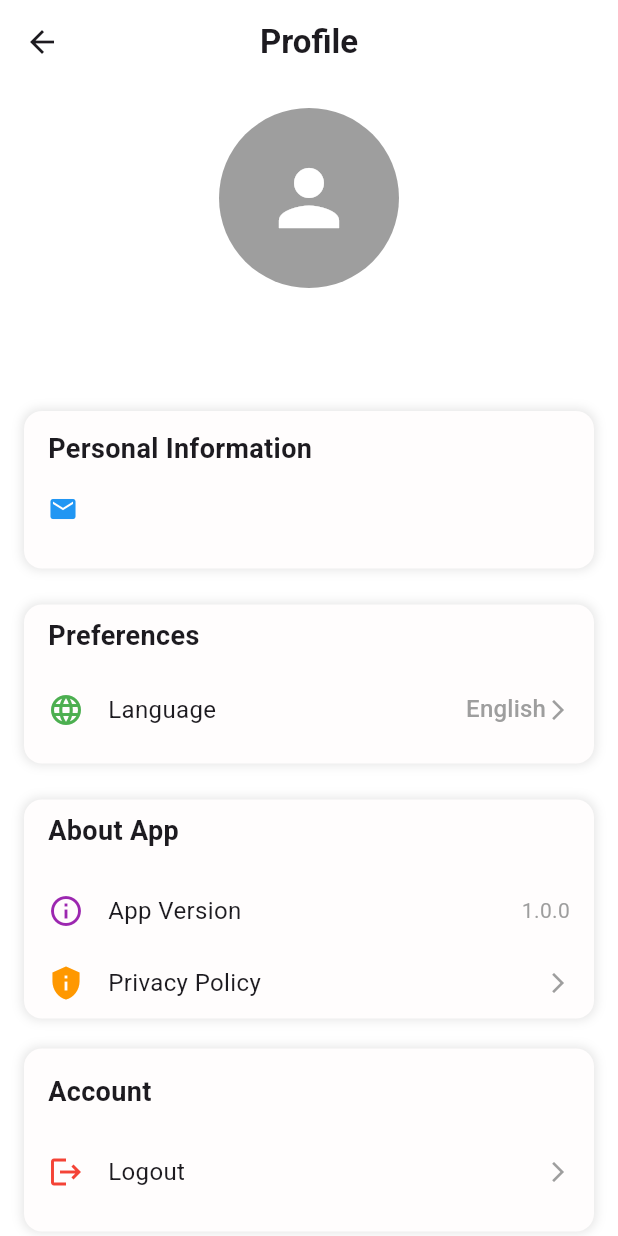
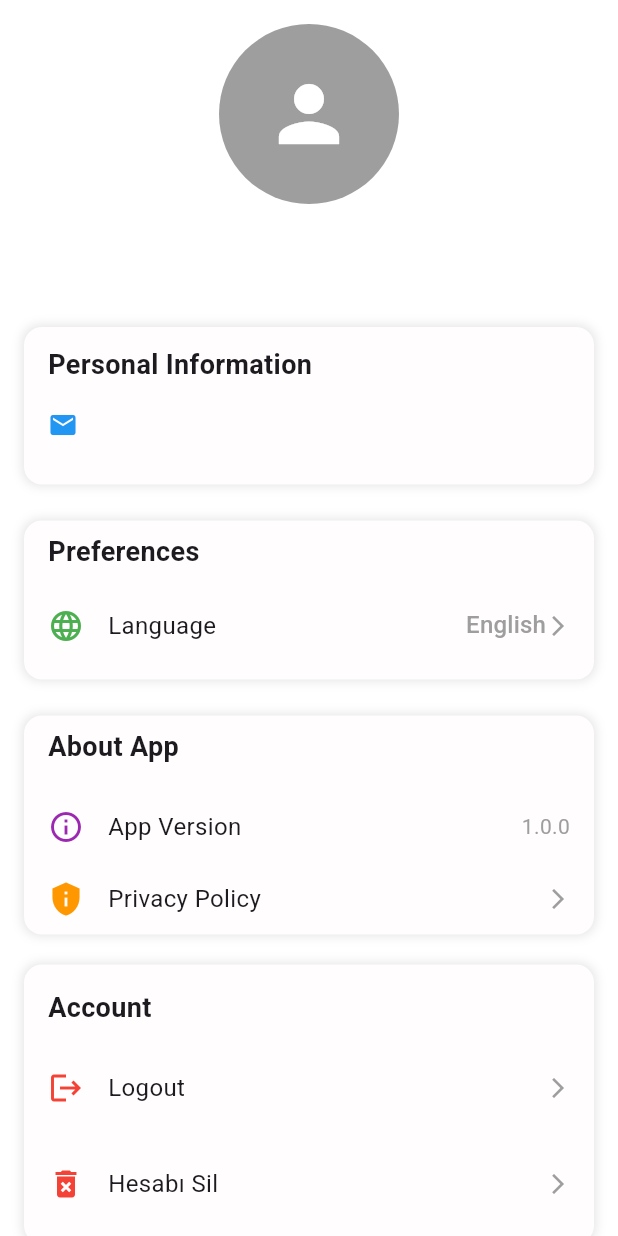
Before and after one commit to furkanislek/med-reminder, a Flutter app: the ProfileScreen screen opened directly, on a phone screen of 412 x 824 dp. Run offline on Flutter 3.47's test engine with Material 3 defaults, Android fonts, the phone set to English and light mode, and no system bars; our stand-ins replace cloud_firestore, firebase_auth, firebase_core, flutter_html, flutter_local_notifications, flutter_svg and 6 more; accounts and stored records are empty; network calls fail; project files that could hold a hidden picture were left out.

Commit message:
profile settings

```diff
--- a/lib/pages/Profile/profile.dart
+++ b/lib/pages/Profile/profile.dart
@@ -85,15 +85,7 @@ class _ProfileScreenState extends State<ProfileScreen> {
     print("---------------------------------------------------");
     return Scaffold(
       backgroundColor: Colors.white,
-      appBar: AppBar(
-        title: Text(
-          'settings.profile'.tr,
-          style: const TextStyle(fontWeight: FontWeight.bold),
-        ),
-        centerTitle: true,
-        elevation: 0,
-        backgroundColor: Colors.white,
-      ),
+
       body:
           isLoading
               ? const Center(child: CircularProgressIndicator())
@@ -367,6 +359,24 @@ class _ProfileScreenState extends State<ProfileScreen> {
                               ),
                             ),
                           ),
+                          const SizedBox(height: 16),
+                          InkWell(
+                            onTap: () {
+                              _showDeleteAccountConfirmation();
+                            },
+                            child: _buildSettingItem(
+                              'Hesabı Sil'.tr,
+                              const Icon(
+                                Icons.delete_forever,
+                                color: Colors.red,
+                              ),
+                              trailing: const Icon(
+                                Icons.arrow_forward_ios,
+                                size: 16,
+                                color: Colors.grey,
+                              ),
+                            ),
+                          ),
                         ],
                       ),
                     ),
@@ -415,4 +425,51 @@ class _ProfileScreenState extends State<ProfileScreen> {
       ),
     );
   }
+
+  void _showDeleteAccountConfirmation() {
+    showDialog(
+      context: context,
+      builder: (BuildContext context) {
+        return AlertDialog(
+          title: Text('profile.deleteAccountImportant'.tr),
+          content: Text('profile.deleteAccountImportantText'.tr),
+          actions: [
+            TextButton(
+              onPressed: () {
+                Navigator.of(context).pop();
+              },
+              child: Text('profile.cancel'.tr),
+            ),
+            TextButton(
+              onPressed: () {
+                _deleteAccount();
+                Navigator.of(context).pop();
+              },
+              child: Text(
+                'profile.delete'.tr,
+                style: const TextStyle(color: Colors.red),
+              ),
+            ),
+          ],
+        );
+      },
+    );
+  }
+
+  Future<void> _deleteAccount() async {
+    try {
+      await Auth().deleteUser();
+      Navigator.pushReplacement(
+        context,
+        MaterialPageRoute(builder: (context) => Login()),
+      );
+    } catch (e) {
+      ScaffoldMessenger.of(context).showSnackBar(
+        SnackBar(
+          content: Text('profile.errorDeletingAccount'.tr),
+          backgroundColor: Colors.red,
+        ),
+      );
+    }
+  }
 }
--- a/lib/utils/localization/en_us.dart
+++ b/lib/utils/localization/en_us.dart
@@ -167,6 +167,12 @@ const Map<String, String> enUS = {
   'developer': 'Developer: Furkan Akif İŞLEK',
   'noEmail': 'No email found',
   'version.number': '1.0.0',
+  'profile.deleteAccountImportant': 'Delete Account',
+  'profile.deleteAccountImportantText':
+      'Are you sure you want to delete your account? This action cannot be undone.',
+  'profile.cancel': 'Cancel',
+  'profile.delete': 'Delete',
+  'profile.errorDeletingAccount': 'Error deleting account',
 
   // Profile Page
   'logout': 'Logout',
--- a/lib/utils/localization/tr_tr.dart
+++ b/lib/utils/localization/tr_tr.dart
@@ -157,6 +157,12 @@ const Map<String, String> trTR = {
   "developer": "Geliştirici: Furkan Akif İŞLEK",
   "noEmail": "E-posta bulunamadı",
   "version.number": "1.0.0",
+  "profile.deleteAccountImportant": "Hesabı Sil",
+  "profile.deleteAccountImportantText":
+      "Hesabınızı silmek istediğinizden emin misiniz? Bu işlem geri alınamaz.",
+  "profile.cancel": "İptal",
+  "profile.delete": "Sil",
+  "profile.errorDeletingAccount": "Hesap silinirken bir hata oluştu",
 
   // Profile Page
   "logout": "Çıkış Yap",
```
Also changed, not shown: lib/services/services.dart (+15 -1 lines).
